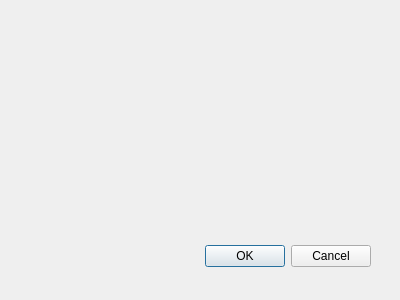
andrewhopps/Racing, file previousdata.ui: the form before one commit.
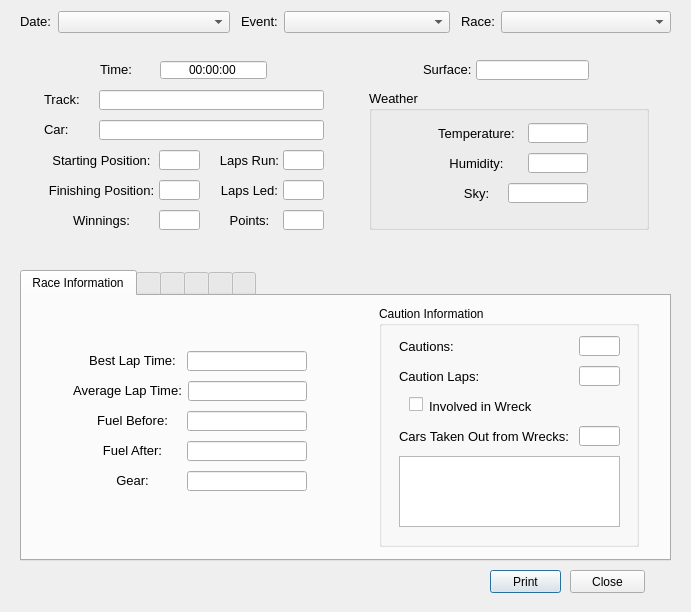
The form after the commit.

Commit message: Race History Overhaul

What changed in the file:
```diff
--- a/previousdata.ui
+++ b/previousdata.ui
@@ -8,29 +8,1435 @@
    <rect>
     <x>0</x>
     <y>0</y>
-    <width>400</width>
-    <height>300</height>
+    <width>691</width>
+    <height>612</height>
    </rect>
   </property>
   <property name="windowTitle">
    <string>Dialog</string>
   </property>
-  <widget class="QDialogButtonBox" name="buttonBox">
-   <property name="geometry">
-    <rect>
-     <x>30</x>
-     <y>240</y>
-     <width>341</width>
-     <height>32</height>
-    </rect>
-   </property>
-   <property name="orientation">
-    <enum>Qt::Horizontal</enum>
-   </property>
-   <property name="standardButtons">
-    <set>QDialogButtonBox::Cancel|QDialogButtonBox::Ok</set>
-   </property>
-  </widget>
+  <widget class="QTabWidget" name="tabWidget">
+   <property name="geometry">
+    <rect>
+     <x>20</x>
+     <y>270</y>
+     <width>651</width>
+     <height>291</height>
+    </rect>
+   </property>
+   <property name="sizePolicy">
+    <sizepolicy hsizetype="Fixed" vsizetype="Fixed">
+     <horstretch>0</horstretch>
+     <verstretch>0</verstretch>
+    </sizepolicy>
+   </property>
+   <property name="maximumSize">
+    <size>
+     <width>651</width>
+     <height>16777215</height>
+    </size>
+   </property>
+   <property name="tabShape">
+    <enum>QTabWidget::Rounded</enum>
+   </property>
+   <property name="currentIndex">
+    <number>0</number>
+   </property>
+   <property name="elideMode">
+    <enum>Qt::ElideNone</enum>
+   </property>
+   <property name="usesScrollButtons">
+    <bool>false</bool>
+   </property>
+   <property name="documentMode">
+    <bool>false</bool>
+   </property>
+   <property name="tabsClosable">
+    <bool>false</bool>
+   </property>
+   <widget class="QWidget" name="tab_1">
+    <attribute name="title">
+     <string>Race Information</string>
+    </attribute>
+    <widget class="QGroupBox" name="groupBox">
+     <property name="geometry">
+      <rect>
+       <x>357</x>
+       <y>10</y>
+       <width>260</width>
+       <height>241</height>
+      </rect>
+     </property>
+     <property name="title">
+      <string>Caution Information</string>
+     </property>
+     <widget class="QLabel" name="label_19">
+      <property name="geometry">
+       <rect>
+        <x>20</x>
+        <y>30</y>
+        <width>91</width>
+        <height>21</height>
+       </rect>
+      </property>
+      <property name="text">
+       <string>&lt;html&gt;&lt;head/&gt;&lt;body&gt;&lt;p&gt;&lt;span style=&quot; font-size:10pt;&quot;&gt;Cautions:&lt;/span&gt;&lt;/p&gt;&lt;/body&gt;&lt;/html&gt;</string>
+      </property>
+     </widget>
+     <widget class="QLabel" name="label_20">
+      <property name="geometry">
+       <rect>
+        <x>20</x>
+        <y>60</y>
+        <width>91</width>
+        <height>21</height>
+       </rect>
+      </property>
+      <property name="text">
+       <string>&lt;html&gt;&lt;head/&gt;&lt;body&gt;&lt;p&gt;&lt;span style=&quot; font-size:10pt;&quot;&gt;Caution Laps:&lt;/span&gt;&lt;/p&gt;&lt;/body&gt;&lt;/html&gt;</string>
+      </property>
+     </widget>
+     <widget class="QLabel" name="label_21">
+      <property name="geometry">
+       <rect>
+        <x>50</x>
+        <y>90</y>
+        <width>111</width>
+        <height>21</height>
+       </rect>
+      </property>
+      <property name="text">
+       <string>&lt;html&gt;&lt;head/&gt;&lt;body&gt;&lt;p&gt;&lt;span style=&quot; font-size:10pt;&quot;&gt;Involved in Wreck&lt;/span&gt;&lt;/p&gt;&lt;/body&gt;&lt;/html&gt;</string>
+      </property>
+     </widget>
+     <widget class="QLabel" name="label_22">
+      <property name="geometry">
+       <rect>
+        <x>20</x>
+        <y>120</y>
+        <width>171</width>
+        <height>21</height>
+       </rect>
+      </property>
+      <property name="text">
+       <string>&lt;html&gt;&lt;head/&gt;&lt;body&gt;&lt;p&gt;&lt;span style=&quot; font-size:10pt;&quot;&gt;Cars Taken Out from Wrecks:&lt;/span&gt;&lt;/p&gt;&lt;/body&gt;&lt;/html&gt;</string>
+      </property>
+     </widget>
+     <widget class="QLineEdit" name="cautionsBox">
+      <property name="geometry">
+       <rect>
+        <x>200</x>
+        <y>30</y>
+        <width>41</width>
+        <height>20</height>
+       </rect>
+      </property>
+      <property name="text">
+       <string/>
+      </property>
+      <property name="alignment">
+       <set>Qt::AlignCenter</set>
+      </property>
+      <property name="readOnly">
+       <bool>true</bool>
+      </property>
+     </widget>
+     <widget class="QLineEdit" name="cautionLapsBox">
+      <property name="geometry">
+       <rect>
+        <x>200</x>
+        <y>60</y>
+        <width>41</width>
+        <height>20</height>
+       </rect>
+      </property>
+      <property name="text">
+       <string/>
+      </property>
+      <property name="alignment">
+       <set>Qt::AlignCenter</set>
+      </property>
+      <property name="readOnly">
+       <bool>true</bool>
+      </property>
+     </widget>
+     <widget class="QLineEdit" name="wrecksBox">
+      <property name="geometry">
+       <rect>
+        <x>200</x>
+        <y>120</y>
+        <width>41</width>
+        <height>20</height>
+       </rect>
+      </property>
+      <property name="text">
+       <string/>
+      </property>
+      <property name="alignment">
+       <set>Qt::AlignCenter</set>
+      </property>
+      <property name="readOnly">
+       <bool>true</bool>
+      </property>
+     </widget>
+     <widget class="QCheckBox" name="wreckCheckbox">
+      <property name="geometry">
+       <rect>
+        <x>30</x>
+        <y>90</y>
+        <width>16</width>
+        <height>17</height>
+       </rect>
+      </property>
+      <property name="text">
+       <string/>
+      </property>
+      <property name="checkable">
+       <bool>false</bool>
+      </property>
+     </widget>
+     <widget class="QPlainTextEdit" name="cautionNotesBox">
+      <property name="geometry">
+       <rect>
+        <x>20</x>
+        <y>150</y>
+        <width>221</width>
+        <height>71</height>
+       </rect>
+      </property>
+      <property name="tabChangesFocus">
+       <bool>true</bool>
+      </property>
+      <property name="plainText">
+       <string/>
+      </property>
+     </widget>
+    </widget>
+    <widget class="QSplitter" name="splitter_5">
+     <property name="geometry">
+      <rect>
+       <x>56</x>
+       <y>55</y>
+       <width>229</width>
+       <height>20</height>
+      </rect>
+     </property>
+     <property name="maximumSize">
+      <size>
+       <width>229</width>
+       <height>16777215</height>
+      </size>
+     </property>
+     <property name="orientation">
+      <enum>Qt::Horizontal</enum>
+     </property>
+     <property name="handleWidth">
+      <number>0</number>
+     </property>
+     <widget class="QLabel" name="label_12">
+      <property name="sizePolicy">
+       <sizepolicy hsizetype="Fixed" vsizetype="Fixed">
+        <horstretch>0</horstretch>
+        <verstretch>0</verstretch>
+       </sizepolicy>
+      </property>
+      <property name="maximumSize">
+       <size>
+        <width>109</width>
+        <height>16777215</height>
+       </size>
+      </property>
+      <property name="text">
+       <string>&lt;html&gt;&lt;head/&gt;&lt;body&gt;&lt;p&gt;&lt;span style=&quot; font-size:10pt;&quot;&gt;Best Lap Time:&lt;/span&gt;&lt;/p&gt;&lt;/body&gt;&lt;/html&gt;</string>
+      </property>
+      <property name="alignment">
+       <set>Qt::AlignCenter</set>
+      </property>
+     </widget>
+     <widget class="QLineEdit" name="bestTimeBox">
+      <property name="sizePolicy">
+       <sizepolicy hsizetype="Fixed" vsizetype="Fixed">
+        <horstretch>0</horstretch>
+        <verstretch>0</verstretch>
+       </sizepolicy>
+      </property>
+      <property name="maximumSize">
+       <size>
+        <width>120</width>
+        <height>16777215</height>
+       </size>
+      </property>
+      <property name="alignment">
+       <set>Qt::AlignCenter</set>
+      </property>
+      <property name="readOnly">
+       <bool>true</bool>
+      </property>
+     </widget>
+    </widget>
+    <widget class="QSplitter" name="splitter_6">
+     <property name="geometry">
+      <rect>
+       <x>45</x>
+       <y>85</y>
+       <width>240</width>
+       <height>20</height>
+      </rect>
+     </property>
+     <property name="orientation">
+      <enum>Qt::Horizontal</enum>
+     </property>
+     <property name="handleWidth">
+      <number>0</number>
+     </property>
+     <widget class="QLabel" name="label_13">
+      <property name="sizePolicy">
+       <sizepolicy hsizetype="Fixed" vsizetype="Fixed">
+        <horstretch>0</horstretch>
+        <verstretch>0</verstretch>
+       </sizepolicy>
+      </property>
+      <property name="maximumSize">
+       <size>
+        <width>16777215</width>
+        <height>16777215</height>
+       </size>
+      </property>
+      <property name="text">
+       <string>&lt;html&gt;&lt;head/&gt;&lt;body&gt;&lt;p&gt;&lt;span style=&quot; font-size:10pt;&quot;&gt;Average Lap Time:&lt;/span&gt;&lt;/p&gt;&lt;/body&gt;&lt;/html&gt;</string>
+      </property>
+      <property name="alignment">
+       <set>Qt::AlignCenter</set>
+      </property>
+     </widget>
+     <widget class="QLineEdit" name="avgTimeBox">
+      <property name="sizePolicy">
+       <sizepolicy hsizetype="Fixed" vsizetype="Fixed">
+        <horstretch>0</horstretch>
+        <verstretch>0</verstretch>
+       </sizepolicy>
+      </property>
+      <property name="maximumSize">
+       <size>
+        <width>120</width>
+        <height>16777215</height>
+       </size>
+      </property>
+      <property name="alignment">
+       <set>Qt::AlignCenter</set>
+      </property>
+      <property name="readOnly">
+       <bool>true</bool>
+      </property>
+     </widget>
+    </widget>
+    <widget class="QSplitter" name="splitter_7">
+     <property name="geometry">
+      <rect>
+       <x>56</x>
+       <y>115</y>
+       <width>229</width>
+       <height>20</height>
+      </rect>
+     </property>
+     <property name="maximumSize">
+      <size>
+       <width>229</width>
+       <height>16777215</height>
+      </size>
+     </property>
+     <property name="orientation">
+      <enum>Qt::Horizontal</enum>
+     </property>
+     <property name="handleWidth">
+      <number>0</number>
+     </property>
+     <widget class="QLabel" name="label_16">
+      <property name="sizePolicy">
+       <sizepolicy hsizetype="Fixed" vsizetype="Fixed">
+        <horstretch>0</horstretch>
+        <verstretch>0</verstretch>
+       </sizepolicy>
+      </property>
+      <property name="maximumSize">
+       <size>
+        <width>109</width>
+        <height>16777215</height>
+       </size>
+      </property>
+      <property name="text">
+       <string>&lt;html&gt;&lt;head/&gt;&lt;body&gt;&lt;p align=&quot;center&quot;&gt;&lt;span style=&quot; font-size:10pt;&quot;&gt;Fuel Before:&lt;/span&gt;&lt;/p&gt;&lt;/body&gt;&lt;/html&gt;</string>
+      </property>
+      <property name="alignment">
+       <set>Qt::AlignCenter</set>
+      </property>
+     </widget>
+     <widget class="QLineEdit" name="fuelBeforeBox">
+      <property name="sizePolicy">
+       <sizepolicy hsizetype="Fixed" vsizetype="Fixed">
+        <horstretch>0</horstretch>
+        <verstretch>0</verstretch>
+       </sizepolicy>
+      </property>
+      <property name="maximumSize">
+       <size>
+        <width>120</width>
+        <height>16777215</height>
+       </size>
+      </property>
+      <property name="text">
+       <string/>
+      </property>
+      <property name="alignment">
+       <set>Qt::AlignCenter</set>
+      </property>
+      <property name="readOnly">
+       <bool>true</bool>
+      </property>
+     </widget>
+    </widget>
+    <widget class="QSplitter" name="splitter_8">
+     <property name="geometry">
+      <rect>
+       <x>56</x>
+       <y>145</y>
+       <width>229</width>
+       <height>20</height>
+      </rect>
+     </property>
+     <property name="maximumSize">
+      <size>
+       <width>229</width>
+       <height>16777215</height>
+      </size>
+     </property>
+     <property name="orientation">
+      <enum>Qt::Horizontal</enum>
+     </property>
+     <property name="handleWidth">
+      <number>0</number>
+     </property>
+     <widget class="QLabel" name="label_17">
+      <property name="sizePolicy">
+       <sizepolicy hsizetype="Fixed" vsizetype="Fixed">
+        <horstretch>0</horstretch>
+        <verstretch>0</verstretch>
+       </sizepolicy>
+      </property>
+      <property name="maximumSize">
+       <size>
+        <width>109</width>
+        <height>16777215</height>
+       </size>
+      </property>
+      <property name="text">
+       <string>&lt;html&gt;&lt;head/&gt;&lt;body&gt;&lt;p align=&quot;center&quot;&gt;&lt;span style=&quot; font-size:10pt;&quot;&gt;Fuel After:&lt;/span&gt;&lt;/p&gt;&lt;/body&gt;&lt;/html&gt;</string>
+      </property>
+      <property name="alignment">
+       <set>Qt::AlignCenter</set>
+      </property>
+     </widget>
+     <widget class="QLineEdit" name="fuelAfterBox">
+      <property name="sizePolicy">
+       <sizepolicy hsizetype="Fixed" vsizetype="Fixed">
+        <horstretch>0</horstretch>
+        <verstretch>0</verstretch>
+       </sizepolicy>
+      </property>
+      <property name="maximumSize">
+       <size>
+        <width>120</width>
+        <height>16777215</height>
+       </size>
+      </property>
+      <property name="text">
+       <string/>
+      </property>
+      <property name="alignment">
+       <set>Qt::AlignCenter</set>
+      </property>
+      <property name="readOnly">
+       <bool>true</bool>
+      </property>
+     </widget>
+    </widget>
+    <widget class="QSplitter" name="splitter_9">
+     <property name="geometry">
+      <rect>
+       <x>56</x>
+       <y>175</y>
+       <width>229</width>
+       <height>20</height>
+      </rect>
+     </property>
+     <property name="maximumSize">
+      <size>
+       <width>229</width>
+       <height>16777215</height>
+      </size>
+     </property>
+     <property name="orientation">
+      <enum>Qt::Horizontal</enum>
+     </property>
+     <property name="handleWidth">
+      <number>0</number>
+     </property>
+     <widget class="QLabel" name="label_18">
+      <property name="sizePolicy">
+       <sizepolicy hsizetype="Fixed" vsizetype="Fixed">
+        <horstretch>0</horstretch>
+        <verstretch>0</verstretch>
+       </sizepolicy>
+      </property>
+      <property name="maximumSize">
+       <size>
+        <width>109</width>
+        <height>16777215</height>
+       </size>
+      </property>
+      <property name="text">
+       <string>&lt;html&gt;&lt;head/&gt;&lt;body&gt;&lt;p align=&quot;center&quot;&gt;&lt;span style=&quot; font-size:10pt;&quot;&gt;Gear:&lt;/span&gt;&lt;/p&gt;&lt;/body&gt;&lt;/html&gt;</string>
+      </property>
+     </widget>
+     <widget class="QLineEdit" name="gearBox">
+      <property name="sizePolicy">
+       <sizepolicy hsizetype="Fixed" vsizetype="Fixed">
+        <horstretch>0</horstretch>
+        <verstretch>0</verstretch>
+       </sizepolicy>
+      </property>
+      <property name="maximumSize">
+       <size>
+        <width>120</width>
+        <height>16777215</height>
+       </size>
+      </property>
+      <property name="text">
+       <string/>
+      </property>
+      <property name="alignment">
+       <set>Qt::AlignCenter</set>
+      </property>
+      <property name="readOnly">
+       <bool>true</bool>
+      </property>
+     </widget>
+    </widget>
+    <zorder>bestTimeBox</zorder>
+    <zorder>avgTimeBox</zorder>
+    <zorder>fuelBeforeBox</zorder>
+    <zorder>fuelAfterBox</zorder>
+    <zorder>gearBox</zorder>
+    <zorder>label_12</zorder>
+    <zorder>label_13</zorder>
+    <zorder>label_16</zorder>
+    <zorder>label_17</zorder>
+    <zorder>label_18</zorder>
+    <zorder>groupBox</zorder>
+    <zorder>horizontalSpacer_9</zorder>
+    <zorder>horizontalSpacer_10</zorder>
+    <zorder>splitter_6</zorder>
+    <zorder>horizontalSpacer_15</zorder>
+    <zorder>horizontalSpacer_16</zorder>
+    <zorder>horizontalSpacer_17</zorder>
+    <zorder>horizontalSpacer_18</zorder>
+    <zorder>horizontalSpacer_19</zorder>
+    <zorder>horizontalSpacer_20</zorder>
+    <zorder>horizontalSpacer_21</zorder>
+    <zorder>horizontalSpacer_22</zorder>
+    <zorder>verticalSpacer_3</zorder>
+    <zorder>verticalSpacer_4</zorder>
+   </widget>
+   <widget class="QWidget" name="tab_2">
+    <attribute name="title">
+     <string/>
+    </attribute>
+    <widget class="QGraphicsView" name="graphicsView">
+     <property name="geometry">
+      <rect>
+       <x>60</x>
+       <y>30</y>
+       <width>30</width>
+       <height>50</height>
+      </rect>
+     </property>
+     <property name="sizePolicy">
+      <sizepolicy hsizetype="Fixed" vsizetype="Fixed">
+       <horstretch>0</horstretch>
+       <verstretch>0</verstretch>
+      </sizepolicy>
+     </property>
+     <property name="maximumSize">
+      <size>
+       <width>30</width>
+       <height>50</height>
+      </size>
+     </property>
+     <property name="frameShape">
+      <enum>QFrame::Box</enum>
+     </property>
+     <property name="frameShadow">
+      <enum>QFrame::Plain</enum>
+     </property>
+     <property name="lineWidth">
+      <number>1</number>
+     </property>
+     <property name="verticalScrollBarPolicy">
+      <enum>Qt::ScrollBarAlwaysOff</enum>
+     </property>
+     <property name="horizontalScrollBarPolicy">
+      <enum>Qt::ScrollBarAlwaysOff</enum>
+     </property>
+     <property name="alignment">
+      <set>Qt::AlignLeading|Qt::AlignLeft|Qt::AlignVCenter</set>
+     </property>
+    </widget>
+    <widget class="QGraphicsView" name="graphicsView_2">
+     <property name="geometry">
+      <rect>
+       <x>130</x>
+       <y>30</y>
+       <width>30</width>
+       <height>50</height>
+      </rect>
+     </property>
+     <property name="sizePolicy">
+      <sizepolicy hsizetype="Fixed" vsizetype="Fixed">
+       <horstretch>0</horstretch>
+       <verstretch>0</verstretch>
+      </sizepolicy>
+     </property>
+     <property name="maximumSize">
+      <size>
+       <width>30</width>
+       <height>50</height>
+      </size>
+     </property>
+     <property name="frameShape">
+      <enum>QFrame::Box</enum>
+     </property>
+     <property name="frameShadow">
+      <enum>QFrame::Plain</enum>
+     </property>
+     <property name="lineWidth">
+      <number>1</number>
+     </property>
+     <property name="verticalScrollBarPolicy">
+      <enum>Qt::ScrollBarAlwaysOff</enum>
+     </property>
+     <property name="horizontalScrollBarPolicy">
+      <enum>Qt::ScrollBarAlwaysOff</enum>
+     </property>
+     <property name="alignment">
+      <set>Qt::AlignLeading|Qt::AlignLeft|Qt::AlignVCenter</set>
+     </property>
+    </widget>
+    <widget class="QGraphicsView" name="graphicsView_3">
+     <property name="geometry">
+      <rect>
+       <x>60</x>
+       <y>100</y>
+       <width>30</width>
+       <height>50</height>
+      </rect>
+     </property>
+     <property name="sizePolicy">
+      <sizepolicy hsizetype="Fixed" vsizetype="Fixed">
+       <horstretch>0</horstretch>
+       <verstretch>0</verstretch>
+      </sizepolicy>
+     </property>
+     <property name="maximumSize">
+      <size>
+       <width>30</width>
+       <height>50</height>
+      </size>
+     </property>
+     <property name="frameShape">
+      <enum>QFrame::Box</enum>
+     </property>
+     <property name="frameShadow">
+      <enum>QFrame::Plain</enum>
+     </property>
+     <property name="lineWidth">
+      <number>1</number>
+     </property>
+     <property name="verticalScrollBarPolicy">
+      <enum>Qt::ScrollBarAlwaysOff</enum>
+     </property>
+     <property name="horizontalScrollBarPolicy">
+      <enum>Qt::ScrollBarAlwaysOff</enum>
+     </property>
+     <property name="alignment">
+      <set>Qt::AlignLeading|Qt::AlignLeft|Qt::AlignVCenter</set>
+     </property>
+    </widget>
+    <widget class="QGraphicsView" name="graphicsView_4">
+     <property name="geometry">
+      <rect>
+       <x>130</x>
+       <y>100</y>
+       <width>30</width>
+       <height>50</height>
+      </rect>
+     </property>
+     <property name="sizePolicy">
+      <sizepolicy hsizetype="Fixed" vsizetype="Fixed">
+       <horstretch>0</horstretch>
+       <verstretch>0</verstretch>
+      </sizepolicy>
+     </property>
+     <property name="maximumSize">
+      <size>
+       <width>30</width>
+       <height>50</height>
+      </size>
+     </property>
+     <property name="frameShape">
+      <enum>QFrame::Box</enum>
+     </property>
+     <property name="frameShadow">
+      <enum>QFrame::Plain</enum>
+     </property>
+     <property name="lineWidth">
+      <number>1</number>
+     </property>
+     <property name="verticalScrollBarPolicy">
+      <enum>Qt::ScrollBarAlwaysOff</enum>
+     </property>
+     <property name="horizontalScrollBarPolicy">
+      <enum>Qt::ScrollBarAlwaysOff</enum>
+     </property>
+     <property name="alignment">
+      <set>Qt::AlignLeading|Qt::AlignLeft|Qt::AlignVCenter</set>
+     </property>
+    </widget>
+   </widget>
+   <widget class="QWidget" name="tab_3">
+    <attribute name="title">
+     <string/>
+    </attribute>
+   </widget>
+   <widget class="QWidget" name="tab_4">
+    <attribute name="title">
+     <string/>
+    </attribute>
+   </widget>
+   <widget class="QWidget" name="tab_5">
+    <attribute name="title">
+     <string/>
+    </attribute>
+   </widget>
+   <widget class="QWidget" name="tab_6">
+    <attribute name="title">
+     <string/>
+    </attribute>
+   </widget>
+  </widget>
+  <widget class="QLabel" name="label_4">
+   <property name="geometry">
+    <rect>
+     <x>44</x>
+     <y>150</y>
+     <width>115</width>
+     <height>21</height>
+    </rect>
+   </property>
+   <property name="text">
+    <string>&lt;html&gt;&lt;head/&gt;&lt;body&gt;&lt;p&gt;&lt;span style=&quot; font-size:10pt;&quot;&gt;Starting Position:&lt;/span&gt;&lt;/p&gt;&lt;/body&gt;&lt;/html&gt;</string>
+   </property>
+   <property name="alignment">
+    <set>Qt::AlignCenter</set>
+   </property>
+  </widget>
+  <widget class="QLineEdit" name="surfaceBox">
+   <property name="geometry">
+    <rect>
+     <x>476</x>
+     <y>60</y>
+     <width>113</width>
+     <height>20</height>
+    </rect>
+   </property>
+   <property name="text">
+    <string/>
+   </property>
+   <property name="alignment">
+    <set>Qt::AlignCenter</set>
+   </property>
+   <property name="readOnly">
+    <bool>true</bool>
+   </property>
+  </widget>
+  <widget class="QLineEdit" name="finishBox">
+   <property name="geometry">
+    <rect>
+     <x>159</x>
+     <y>180</y>
+     <width>41</width>
+     <height>20</height>
+    </rect>
+   </property>
+   <property name="text">
+    <string/>
+   </property>
+   <property name="alignment">
+    <set>Qt::AlignCenter</set>
+   </property>
+   <property name="readOnly">
+    <bool>true</bool>
+   </property>
+  </widget>
+  <widget class="QLineEdit" name="runBox">
+   <property name="geometry">
+    <rect>
+     <x>283</x>
+     <y>150</y>
+     <width>41</width>
+     <height>20</height>
+    </rect>
+   </property>
+   <property name="text">
+    <string/>
+   </property>
+   <property name="alignment">
+    <set>Qt::AlignCenter</set>
+   </property>
+   <property name="readOnly">
+    <bool>true</bool>
+   </property>
+  </widget>
+  <widget class="QLabel" name="label_7">
+   <property name="geometry">
+    <rect>
+     <x>219</x>
+     <y>150</y>
+     <width>61</width>
+     <height>21</height>
+    </rect>
+   </property>
+   <property name="text">
+    <string>&lt;html&gt;&lt;head/&gt;&lt;body&gt;&lt;p&gt;&lt;span style=&quot; font-size:10pt;&quot;&gt;Laps Run:&lt;/span&gt;&lt;/p&gt;&lt;/body&gt;&lt;/html&gt;</string>
+   </property>
+   <property name="alignment">
+    <set>Qt::AlignCenter</set>
+   </property>
+  </widget>
+  <widget class="QLabel" name="label_6">
+   <property name="geometry">
+    <rect>
+     <x>423</x>
+     <y>60</y>
+     <width>53</width>
+     <height>20</height>
+    </rect>
+   </property>
+   <property name="text">
+    <string>&lt;html&gt;&lt;head/&gt;&lt;body&gt;&lt;p&gt;&lt;span style=&quot; font-size:10pt;&quot;&gt;Surface:&lt;/span&gt;&lt;/p&gt;&lt;/body&gt;&lt;/html&gt;</string>
+   </property>
+  </widget>
+  <widget class="QLineEdit" name="winningBox">
+   <property name="geometry">
+    <rect>
+     <x>159</x>
+     <y>210</y>
+     <width>41</width>
+     <height>20</height>
+    </rect>
+   </property>
+   <property name="alignment">
+    <set>Qt::AlignCenter</set>
+   </property>
+   <property name="readOnly">
+    <bool>true</bool>
+   </property>
+  </widget>
+  <widget class="QLineEdit" name="startBox">
+   <property name="geometry">
+    <rect>
+     <x>159</x>
+     <y>150</y>
+     <width>41</width>
+     <height>20</height>
+    </rect>
+   </property>
+   <property name="text">
+    <string/>
+   </property>
+   <property name="alignment">
+    <set>Qt::AlignCenter</set>
+   </property>
+   <property name="readOnly">
+    <bool>true</bool>
+   </property>
+  </widget>
+  <widget class="QLineEdit" name="ledBox">
+   <property name="geometry">
+    <rect>
+     <x>283</x>
+     <y>180</y>
+     <width>41</width>
+     <height>20</height>
+    </rect>
+   </property>
+   <property name="text">
+    <string/>
+   </property>
+   <property name="alignment">
+    <set>Qt::AlignCenter</set>
+   </property>
+   <property name="readOnly">
+    <bool>true</bool>
+   </property>
+  </widget>
+  <widget class="QPushButton" name="printButton">
+   <property name="geometry">
+    <rect>
+     <x>490</x>
+     <y>570</y>
+     <width>71</width>
+     <height>23</height>
+    </rect>
+   </property>
+   <property name="text">
+    <string>Print</string>
+   </property>
+  </widget>
+  <widget class="QLabel" name="label_5">
+   <property name="geometry">
+    <rect>
+     <x>44</x>
+     <y>180</y>
+     <width>115</width>
+     <height>21</height>
+    </rect>
+   </property>
+   <property name="text">
+    <string>&lt;html&gt;&lt;head/&gt;&lt;body&gt;&lt;p&gt;&lt;span style=&quot; font-size:10pt;&quot;&gt;Finishing Position:&lt;/span&gt;&lt;/p&gt;&lt;/body&gt;&lt;/html&gt;</string>
+   </property>
+   <property name="alignment">
+    <set>Qt::AlignCenter</set>
+   </property>
+  </widget>
+  <widget class="QLabel" name="label_8">
+   <property name="geometry">
+    <rect>
+     <x>219</x>
+     <y>180</y>
+     <width>61</width>
+     <height>21</height>
+    </rect>
+   </property>
+   <property name="text">
+    <string>&lt;html&gt;&lt;head/&gt;&lt;body&gt;&lt;p&gt;&lt;span style=&quot; font-size:10pt;&quot;&gt;Laps Led:&lt;/span&gt;&lt;/p&gt;&lt;/body&gt;&lt;/html&gt;</string>
+   </property>
+   <property name="alignment">
+    <set>Qt::AlignCenter</set>
+   </property>
+  </widget>
+  <widget class="QLineEdit" name="trackBox">
+   <property name="geometry">
+    <rect>
+     <x>99</x>
+     <y>90</y>
+     <width>225</width>
+     <height>20</height>
+    </rect>
+   </property>
+   <property name="text">
+    <string/>
+   </property>
+   <property name="alignment">
+    <set>Qt::AlignCenter</set>
+   </property>
+   <property name="readOnly">
+    <bool>true</bool>
+   </property>
+  </widget>
+  <widget class="QSplitter" name="splitter_3">
+   <property name="geometry">
+    <rect>
+     <x>44</x>
+     <y>120</y>
+     <width>51</width>
+     <height>20</height>
+    </rect>
+   </property>
+   <property name="orientation">
+    <enum>Qt::Horizontal</enum>
+   </property>
+   <widget class="QLabel" name="label_24">
+    <property name="text">
+     <string>&lt;html&gt;&lt;head/&gt;&lt;body&gt;&lt;p&gt;&lt;span style=&quot; font-size:10pt;&quot;&gt;Car:&lt;/span&gt;&lt;/p&gt;&lt;/body&gt;&lt;/html&gt;</string>
+    </property>
+   </widget>
+  </widget>
+  <widget class="QLineEdit" name="carBox">
+   <property name="geometry">
+    <rect>
+     <x>99</x>
+     <y>120</y>
+     <width>225</width>
+     <height>20</height>
+    </rect>
+   </property>
+   <property name="text">
+    <string/>
+   </property>
+   <property name="alignment">
+    <set>Qt::AlignCenter</set>
+   </property>
+   <property name="readOnly">
+    <bool>true</bool>
+   </property>
+  </widget>
+  <widget class="QGroupBox" name="groupBox_2">
+   <property name="geometry">
+    <rect>
+     <x>369</x>
+     <y>90</y>
+     <width>280</width>
+     <height>140</height>
+    </rect>
+   </property>
+   <property name="font">
+    <font>
+     <pointsize>10</pointsize>
+    </font>
+   </property>
+   <property name="title">
+    <string>Weather</string>
+   </property>
+   <widget class="QLineEdit" name="tempBox">
+    <property name="geometry">
+     <rect>
+      <x>159</x>
+      <y>33</y>
+      <width>60</width>
+      <height>20</height>
+     </rect>
+    </property>
+    <property name="text">
+     <string/>
+    </property>
+    <property name="alignment">
+     <set>Qt::AlignCenter</set>
+    </property>
+    <property name="readOnly">
+     <bool>true</bool>
+    </property>
+   </widget>
+   <widget class="QLabel" name="label_11">
+    <property name="geometry">
+     <rect>
+      <x>57</x>
+      <y>33</y>
+      <width>101</width>
+      <height>21</height>
+     </rect>
+    </property>
+    <property name="text">
+     <string>&lt;html&gt;&lt;head/&gt;&lt;body&gt;&lt;p align=&quot;center&quot;&gt;Temperature:&lt;/p&gt;&lt;/body&gt;&lt;/html&gt;</string>
+    </property>
+   </widget>
+   <widget class="QLineEdit" name="humidityBox">
+    <property name="geometry">
+     <rect>
+      <x>159</x>
+      <y>63</y>
+      <width>60</width>
+      <height>20</height>
+     </rect>
+    </property>
+    <property name="text">
+     <string/>
+    </property>
+    <property name="alignment">
+     <set>Qt::AlignCenter</set>
+    </property>
+    <property name="readOnly">
+     <bool>true</bool>
+    </property>
+   </widget>
+   <widget class="QLabel" name="label_15">
+    <property name="geometry">
+     <rect>
+      <x>57</x>
+      <y>63</y>
+      <width>101</width>
+      <height>21</height>
+     </rect>
+    </property>
+    <property name="text">
+     <string>&lt;html&gt;&lt;head/&gt;&lt;body&gt;&lt;p align=&quot;center&quot;&gt;Humidity:&lt;/p&gt;&lt;/body&gt;&lt;/html&gt;</string>
+    </property>
+   </widget>
+   <widget class="QLineEdit" name="skyBox">
+    <property name="geometry">
+     <rect>
+      <x>139</x>
+      <y>93</y>
+      <width>80</width>
+      <height>20</height>
+     </rect>
+    </property>
+    <property name="text">
+     <string/>
+    </property>
+    <property name="alignment">
+     <set>Qt::AlignCenter</set>
+    </property>
+    <property name="readOnly">
+     <bool>true</bool>
+    </property>
+   </widget>
+   <widget class="QLabel" name="label_26">
+    <property name="geometry">
+     <rect>
+      <x>57</x>
+      <y>93</y>
+      <width>101</width>
+      <height>21</height>
+     </rect>
+    </property>
+    <property name="text">
+     <string>&lt;html&gt;&lt;head/&gt;&lt;body&gt;&lt;p align=&quot;center&quot;&gt;Sky:&lt;/p&gt;&lt;/body&gt;&lt;/html&gt;</string>
+    </property>
+   </widget>
+  </widget>
+  <widget class="QLabel" name="label_23">
+   <property name="geometry">
+    <rect>
+     <x>219</x>
+     <y>210</y>
+     <width>61</width>
+     <height>21</height>
+    </rect>
+   </property>
+   <property name="text">
+    <string>&lt;html&gt;&lt;head/&gt;&lt;body&gt;&lt;p&gt;&lt;span style=&quot; font-size:10pt;&quot;&gt;Points:&lt;/span&gt;&lt;/p&gt;&lt;/body&gt;&lt;/html&gt;</string>
+   </property>
+   <property name="alignment">
+    <set>Qt::AlignCenter</set>
+   </property>
+  </widget>
+  <widget class="QLineEdit" name="pointsBox">
+   <property name="geometry">
+    <rect>
+     <x>283</x>
+     <y>210</y>
+     <width>41</width>
+     <height>20</height>
+    </rect>
+   </property>
+   <property name="text">
+    <string/>
+   </property>
+   <property name="alignment">
+    <set>Qt::AlignCenter</set>
+   </property>
+   <property name="readOnly">
+    <bool>true</bool>
+   </property>
+  </widget>
+  <widget class="QLabel" name="label_27">
+   <property name="geometry">
+    <rect>
+     <x>44</x>
+     <y>210</y>
+     <width>115</width>
+     <height>21</height>
+    </rect>
+   </property>
+   <property name="text">
+    <string>&lt;html&gt;&lt;head/&gt;&lt;body&gt;&lt;p&gt;&lt;span style=&quot; font-size:10pt;&quot;&gt;Winnings:&lt;/span&gt;&lt;/p&gt;&lt;/body&gt;&lt;/html&gt;</string>
+   </property>
+   <property name="alignment">
+    <set>Qt::AlignCenter</set>
+   </property>
+  </widget>
+  <widget class="QPushButton" name="closeButton">
+   <property name="geometry">
+    <rect>
+     <x>570</x>
+     <y>570</y>
+     <width>75</width>
+     <height>23</height>
+    </rect>
+   </property>
+   <property name="text">
+    <string>Close</string>
+   </property>
+  </widget>
+  <widget class="QWidget" name="">
+   <property name="geometry">
+    <rect>
+     <x>0</x>
+     <y>10</y>
+     <width>691</width>
+     <height>24</height>
+    </rect>
+   </property>
+   <layout class="QHBoxLayout" name="horizontalLayout_4">
+    <property name="leftMargin">
+     <number>20</number>
+    </property>
+    <property name="rightMargin">
+     <number>20</number>
+    </property>
+    <item>
+     <layout class="QHBoxLayout" name="horizontalLayout">
+      <item>
+       <widget class="QLabel" name="label_2">
+        <property name="sizePolicy">
+         <sizepolicy hsizetype="Fixed" vsizetype="Fixed">
+          <horstretch>0</horstretch>
+          <verstretch>0</verstretch>
+         </sizepolicy>
+        </property>
+        <property name="text">
+         <string>&lt;html&gt;&lt;head/&gt;&lt;body&gt;&lt;p&gt;&lt;span style=&quot; font-size:10pt;&quot;&gt;Date:&lt;/span&gt;&lt;/p&gt;&lt;/body&gt;&lt;/html&gt;</string>
+        </property>
+       </widget>
+      </item>
+      <item>
+       <widget class="QComboBox" name="comboBox">
+        <property name="sizePolicy">
+         <sizepolicy hsizetype="Preferred" vsizetype="Fixed">
+          <horstretch>0</horstretch>
+          <verstretch>0</verstretch>
+         </sizepolicy>
+        </property>
+        <property name="layoutDirection">
+         <enum>Qt::LeftToRight</enum>
+        </property>
+       </widget>
+      </item>
+     </layout>
+    </item>
+    <item>
+     <spacer name="horizontalSpacer_2">
+      <property name="orientation">
+       <enum>Qt::Horizontal</enum>
+      </property>
+      <property name="sizeType">
+       <enum>QSizePolicy::Fixed</enum>
+      </property>
+      <property name="sizeHint" stdset="0">
+       <size>
+        <width>5</width>
+        <height>20</height>
+       </size>
+      </property>
+     </spacer>
+    </item>
+    <item>
+     <layout class="QHBoxLayout" name="horizontalLayout_2">
+      <item>
+       <widget class="QLabel" name="label_10">
+        <property name="sizePolicy">
+         <sizepolicy hsizetype="Fixed" vsizetype="Fixed">
+          <horstretch>0</horstretch>
+          <verstretch>0</verstretch>
+         </sizepolicy>
+        </property>
+        <property name="text">
+         <string>&lt;html&gt;&lt;head/&gt;&lt;body&gt;&lt;p&gt;&lt;span style=&quot; font-size:10pt;&quot;&gt;Event:&lt;/span&gt;&lt;/p&gt;&lt;/body&gt;&lt;/html&gt;</string>
+        </property>
+       </widget>
+      </item>
+      <item>
+       <widget class="QComboBox" name="comboBox_2">
+        <property name="sizePolicy">
+         <sizepolicy hsizetype="Preferred" vsizetype="Fixed">
+          <horstretch>0</horstretch>
+          <verstretch>0</verstretch>
+         </sizepolicy>
+        </property>
+       </widget>
+      </item>
+     </layout>
+    </item>
+    <item>
+     <spacer name="horizontalSpacer_6">
+      <property name="orientation">
+       <enum>Qt::Horizontal</enum>
+      </property>
+      <property name="sizeType">
+       <enum>QSizePolicy::Fixed</enum>
+      </property>
+      <property name="sizeHint" stdset="0">
+       <size>
+        <width>5</width>
+        <height>20</height>
+       </size>
+      </property>
+     </spacer>
+    </item>
+    <item>
+     <layout class="QHBoxLayout" name="horizontalLayout_3">
+      <item>
+       <widget class="QLabel" name="label_25">
+        <property name="sizePolicy">
+         <sizepolicy hsizetype="Fixed" vsizetype="Fixed">
+          <horstretch>0</horstretch>
+          <verstretch>0</verstretch>
+         </sizepolicy>
+        </property>
+        <property name="text">
+         <string>&lt;html&gt;&lt;head/&gt;&lt;body&gt;&lt;p&gt;&lt;span style=&quot; font-size:10pt;&quot;&gt;Race:&lt;/span&gt;&lt;/p&gt;&lt;/body&gt;&lt;/html&gt;</string>
+        </property>
+       </widget>
+      </item>
+      <item>
+       <widget class="QComboBox" name="comboBox_3">
+        <property name="sizePolicy">
+         <sizepolicy hsizetype="Preferred" vsizetype="Fixed">
+          <horstretch>0</horstretch>
+          <verstretch>0</verstretch>
+         </sizepolicy>
+        </property>
+       </widget>
+      </item>
+     </layout>
+    </item>
+   </layout>
+  </widget>
+  <widget class="QSplitter" name="splitter">
+   <property name="geometry">
+    <rect>
+     <x>44</x>
+     <y>90</y>
+     <width>51</width>
+     <height>20</height>
+    </rect>
+   </property>
+   <property name="orientation">
+    <enum>Qt::Horizontal</enum>
+   </property>
+   <widget class="QLabel" name="label_9">
+    <property name="text">
+     <string>&lt;html&gt;&lt;head/&gt;&lt;body&gt;&lt;p&gt;&lt;span style=&quot; font-size:10pt;&quot;&gt;Track:&lt;/span&gt;&lt;/p&gt;&lt;/body&gt;&lt;/html&gt;</string>
+    </property>
+   </widget>
+  </widget>
+  <widget class="QSplitter" name="splitter_2">
+   <property name="geometry">
+    <rect>
+     <x>100</x>
+     <y>60</y>
+     <width>167</width>
+     <height>20</height>
+    </rect>
+   </property>
+   <property name="sizePolicy">
+    <sizepolicy hsizetype="Fixed" vsizetype="Preferred">
+     <horstretch>0</horstretch>
+     <verstretch>0</verstretch>
+    </sizepolicy>
+   </property>
+   <property name="maximumSize">
+    <size>
+     <width>167</width>
+     <height>16777215</height>
+    </size>
+   </property>
+   <property name="orientation">
+    <enum>Qt::Horizontal</enum>
+   </property>
+   <property name="handleWidth">
+    <number>0</number>
+   </property>
+   <widget class="QLabel" name="label_3">
+    <property name="sizePolicy">
+     <sizepolicy hsizetype="Fixed" vsizetype="Preferred">
+      <horstretch>0</horstretch>
+      <verstretch>0</verstretch>
+     </sizepolicy>
+    </property>
+    <property name="minimumSize">
+     <size>
+      <width>60</width>
+      <height>0</height>
+     </size>
+    </property>
+    <property name="maximumSize">
+     <size>
+      <width>60</width>
+      <height>16777215</height>
+     </size>
+    </property>
+    <property name="text">
+     <string>&lt;html&gt;&lt;head/&gt;&lt;body&gt;&lt;p&gt;&lt;span style=&quot; font-size:10pt;&quot;&gt;Time:&lt;/span&gt;&lt;/p&gt;&lt;/body&gt;&lt;/html&gt;</string>
+    </property>
+   </widget>
+   <widget class="QTimeEdit" name="timeEdit">
+    <property name="sizePolicy">
+     <sizepolicy hsizetype="Fixed" vsizetype="Fixed">
+      <horstretch>0</horstretch>
+      <verstretch>0</verstretch>
+     </sizepolicy>
+    </property>
+    <property name="minimumSize">
+     <size>
+      <width>107</width>
+      <height>0</height>
+     </size>
+    </property>
+    <property name="maximumSize">
+     <size>
+      <width>107</width>
+      <height>16777215</height>
+     </size>
+    </property>
+    <property name="alignment">
+     <set>Qt::AlignCenter</set>
+    </property>
+    <property name="readOnly">
+     <bool>true</bool>
+    </property>
+    <property name="buttonSymbols">
+     <enum>QAbstractSpinBox::NoButtons</enum>
+    </property>
+   </widget>
+  </widget>
+  <zorder>splitter_2</zorder>
+  <zorder>tabWidget</zorder>
+  <zorder>label_4</zorder>
+  <zorder>surfaceBox</zorder>
+  <zorder>finishBox</zorder>
+  <zorder>runBox</zorder>
+  <zorder>label_7</zorder>
+  <zorder>label_6</zorder>
+  <zorder>winningBox</zorder>
+  <zorder>startBox</zorder>
+  <zorder>ledBox</zorder>
+  <zorder>printButton</zorder>
+  <zorder>label_5</zorder>
+  <zorder>label_8</zorder>
+  <zorder>label_3</zorder>
+  <zorder>label_2</zorder>
+  <zorder>timeBox</zorder>
+  <zorder>trackBox</zorder>
+  <zorder>label_9</zorder>
+  <zorder>horizontalSpacer</zorder>
+  <zorder>splitter_3</zorder>
+  <zorder>carBox</zorder>
+  <zorder>horizontalSpacer_4</zorder>
+  <zorder>horizontalSpacer_5</zorder>
+  <zorder>comboBox</zorder>
+  <zorder>horizontalSpacer_2</zorder>
+  <zorder>layoutWidget</zorder>
+  <zorder>layoutWidget_2</zorder>
+  <zorder>horizontalSpacer_2</zorder>
+  <zorder>horizontalSpacer_6</zorder>
+  <zorder>horizontalSpacer_7</zorder>
+  <zorder>horizontalSpacer_8</zorder>
+  <zorder>groupBox_2</zorder>
+  <zorder>label_23</zorder>
+  <zorder>pointsBox</zorder>
+  <zorder>label_27</zorder>
+  <zorder>closeButton</zorder>
  </widget>
  <pixmapfunction/>
  <resources/>
```
Left out of the diff: 40 changed lines with no effect on the pictures. The commit also changes 4 other files.
